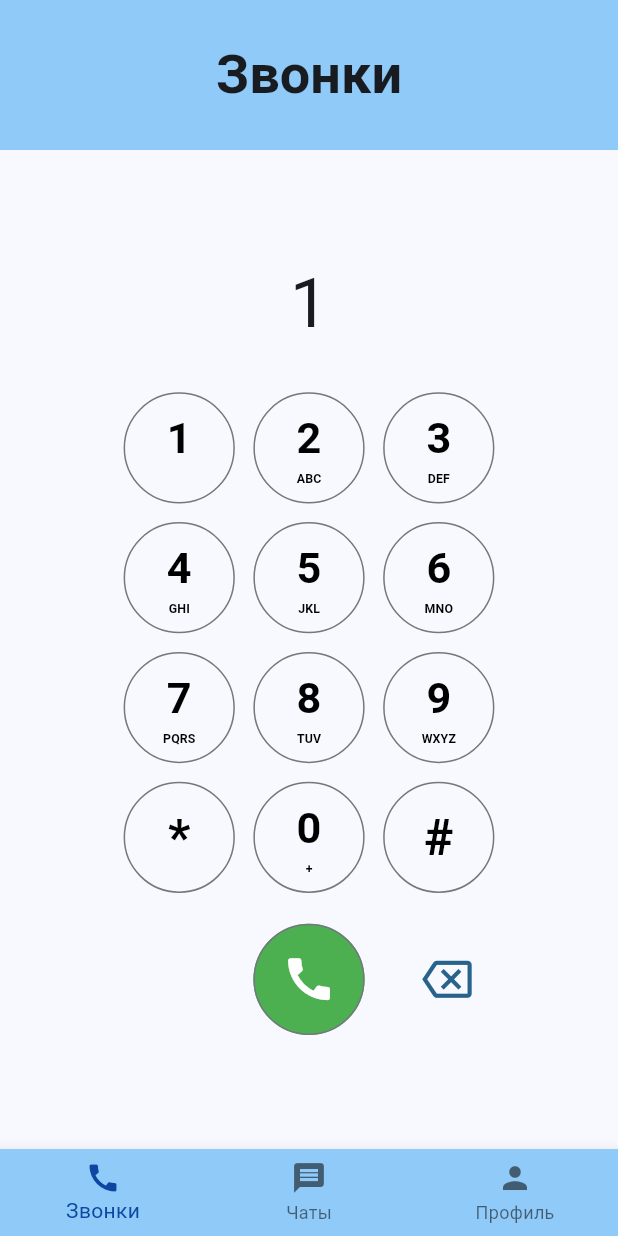
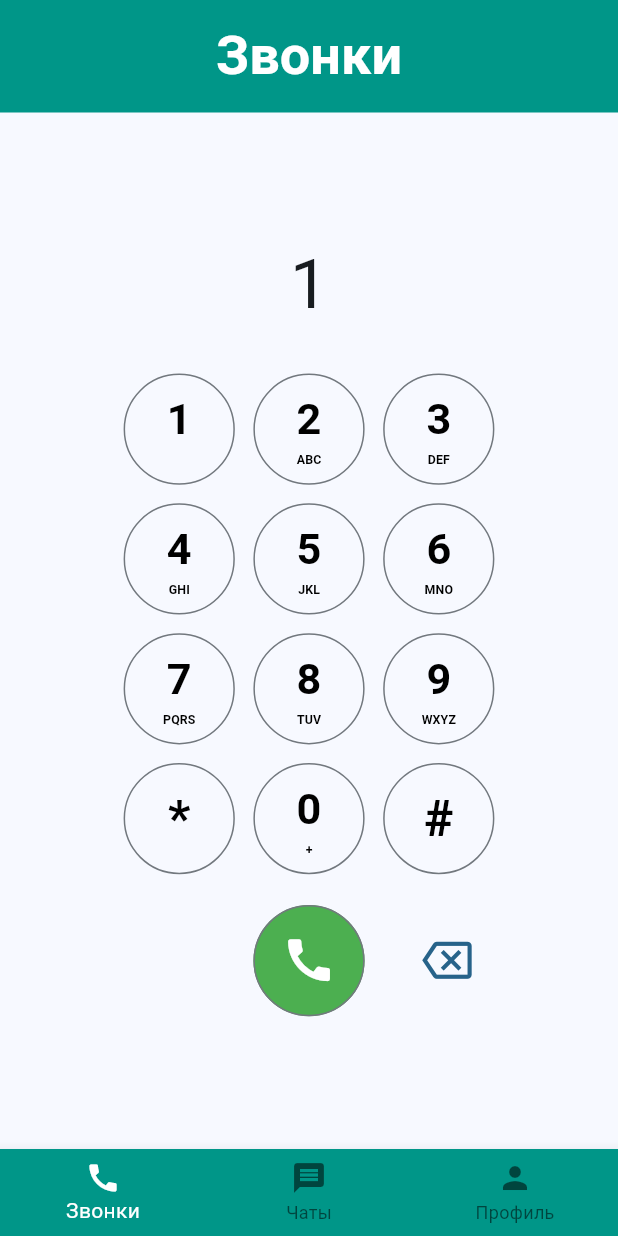
Before and after one commit to DarinaSparrow/Detectives, a Flutter app: the sceletonOfApp screen opened directly, after a tap on an icon or button, on a phone screen of 412 x 824 dp. Run offline on Flutter 3.47's test engine with Material 3 defaults, Android fonts, the phone set to English and light mode, and no system bars; our stand-ins replace audioplayers, flutter_local_notifications, permission_handler, vibration.

Commit message:
Change visible side

```diff
--- a/lib/chat/chatsPage.dart
+++ b/lib/chat/chatsPage.dart
@@ -33,7 +33,14 @@ class _chatsPageState extends State<chatsPage> {
   @override
   Widget build(BuildContext context) {
     return Scaffold(
-      body: ListView.builder(
+      body: Container(
+        decoration: const BoxDecoration(
+          image: DecorationImage(
+            image: AssetImage("assets/images/background1.jpg"),
+            fit: BoxFit.cover,
+          ),
+        ),
+        child: ListView.builder(
           itemCount: conversationManager.conversations.length,
           itemBuilder: (context, index) {
             if (conversationManager.conversations[index].countOfOpenedMessages <= gameProcess.countOfOpenedMessages) {
@@ -49,16 +56,16 @@ class _chatsPageState extends State<chatsPage> {
                     ),
                   );
                 },
+                child: Padding(
+                  padding: const EdgeInsets.symmetric(vertical: 5),
                   child: Container(
-                padding: const EdgeInsets.all(10),
-                child: Stack(
-                  children: [
-                    Positioned.fill(
-                      child: Container(
-                        color: Colors.transparent,
+                    margin: const EdgeInsets.symmetric(horizontal: 5),
+                    decoration: BoxDecoration(
+                      borderRadius: BorderRadius.circular(10),
+                      color: Colors.teal[50],
                     ),
-                    ),
-                    Row(
+                    padding: const EdgeInsets.all(8),
+                    child: Row(
                       children: [
                         GestureDetector(
                           onTap: () {
@@ -73,7 +80,7 @@ class _chatsPageState extends State<chatsPage> {
                             }
                           },
                           child: CircleAvatar(
-                            radius: 20,
+                            radius: 25,
                             backgroundImage: AssetImage(
                                 conversationManager.conversations[index].image),
                           ),
@@ -86,18 +93,18 @@ class _chatsPageState extends State<chatsPage> {
                               Text(
                                 conversationManager.conversations[index].name,
                                 style: const TextStyle(
-                                    fontSize: 16, fontWeight: FontWeight.w600),
+                                    fontSize: 14, fontWeight: FontWeight.w600),
                               ),
-                              const SizedBox(height: 3,),
+                              const SizedBox(height: 2,),
                               Text(
                                 conversationManager.conversations[index]
                                     .lastMessage,
-                                style: const TextStyle(fontSize: 13),
+                                style: const TextStyle(fontSize: 12),
                               ),
                             ],
                           ),
                         ),
-                        const SizedBox(width: 10),
+                        const SizedBox(width: 5),
                         Column(
                           crossAxisAlignment: CrossAxisAlignment.end,
                           children: <Widget>[
@@ -105,24 +112,25 @@ class _chatsPageState extends State<chatsPage> {
                                 .isMessageRead)
                               CircleAvatar(
                                 radius: 5,
-                                backgroundColor: Colors.blue[600],
+                                backgroundColor: Colors.teal[900],
                               ),
-                            const SizedBox(height: 3,),
+                            const SizedBox(height: 2,),
                             Text(
                               conversationManager.conversations[index].time,
                               style: const TextStyle(fontSize: 10),
-                            ),
-                          ],
+                              textAlign: TextAlign.center,
                             ),
                           ],
                         ),
                       ],
                     ),
                   ),
+                ),
               );
             }
-          return null;
+            return SizedBox.shrink();
           },
+        ),
       ),
     );
   }
--- a/lib/main/sceletonOfApp.dart
+++ b/lib/main/sceletonOfApp.dart
@@ -45,11 +45,12 @@ class _sceletonOfAppState
           style: const TextStyle(
             fontWeight: FontWeight.bold,
             fontSize: 36.0,
+            color: Colors.white,
           ),
         ),
         centerTitle: true,
-        backgroundColor: Colors.blue[200],
-        toolbarHeight: 100,
+        backgroundColor: Colors.teal,
+        toolbarHeight: 75,
       ),
       body: _widgetOptions.elementAt(_selectedIndex),
       bottomNavigationBar: BottomNavigationBar(
@@ -59,9 +60,9 @@ class _sceletonOfAppState
           BottomNavigationBarItem(icon: Icon(Icons.person), label: 'Профиль'),
         ],
         currentIndex: _selectedIndex,
-        selectedItemColor: Colors.blue[900],
+        selectedItemColor: Colors.white,
         onTap: _onItemTapped,
-        backgroundColor: Colors.blue[200],
+        backgroundColor: Colors.teal,
       ),
     );
   }
--- a/lib/service/gameProcess.dart
+++ b/lib/service/gameProcess.dart
@@ -32,6 +32,7 @@ class gameProcess {
         } else {
           conversationManager.updateChats(
               conversationManager.messages[countOfOpenedMessages].id,
+              conversationManager.messages[countOfOpenedMessages].content,
               conversationManager.messages[countOfOpenedMessages]
                   .message[conversationManager.messages[countOfOpenedMessages]
                   .indexOfAnswer],
```
Also changed, not shown: assets/data/chats.json (+6 -6 lines), lib/chat/chatManager.dart (+8 -4 lines), assets/images/background1.jpg (added). Lines whose indentation alone changed are shown as unchanged.
